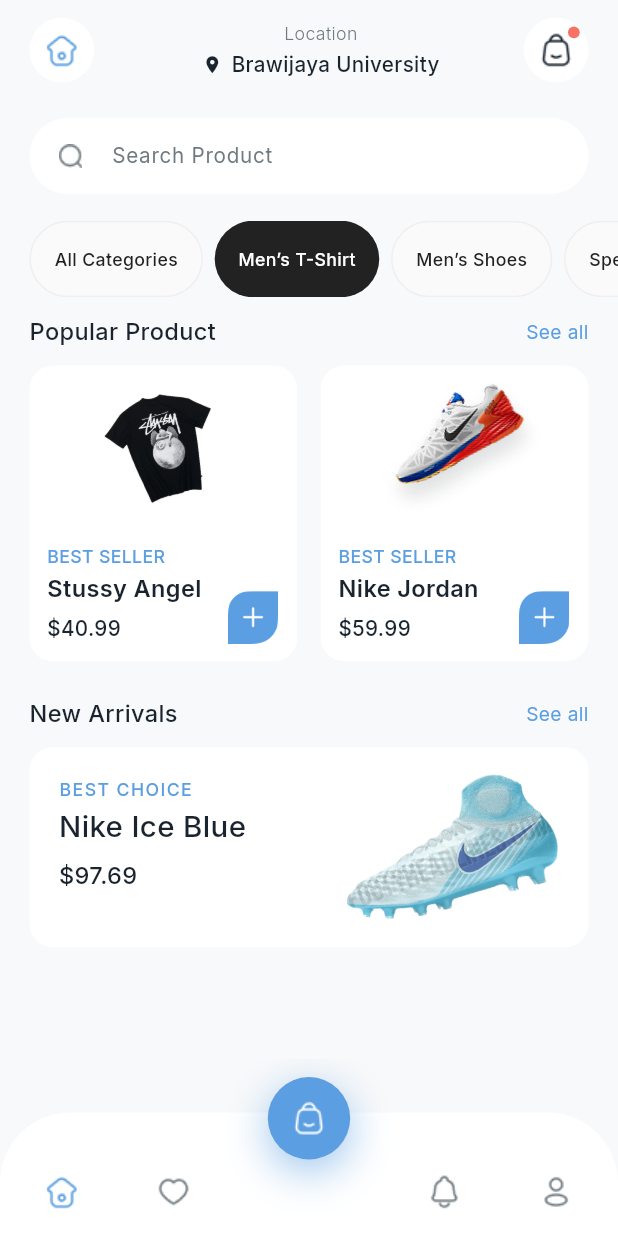
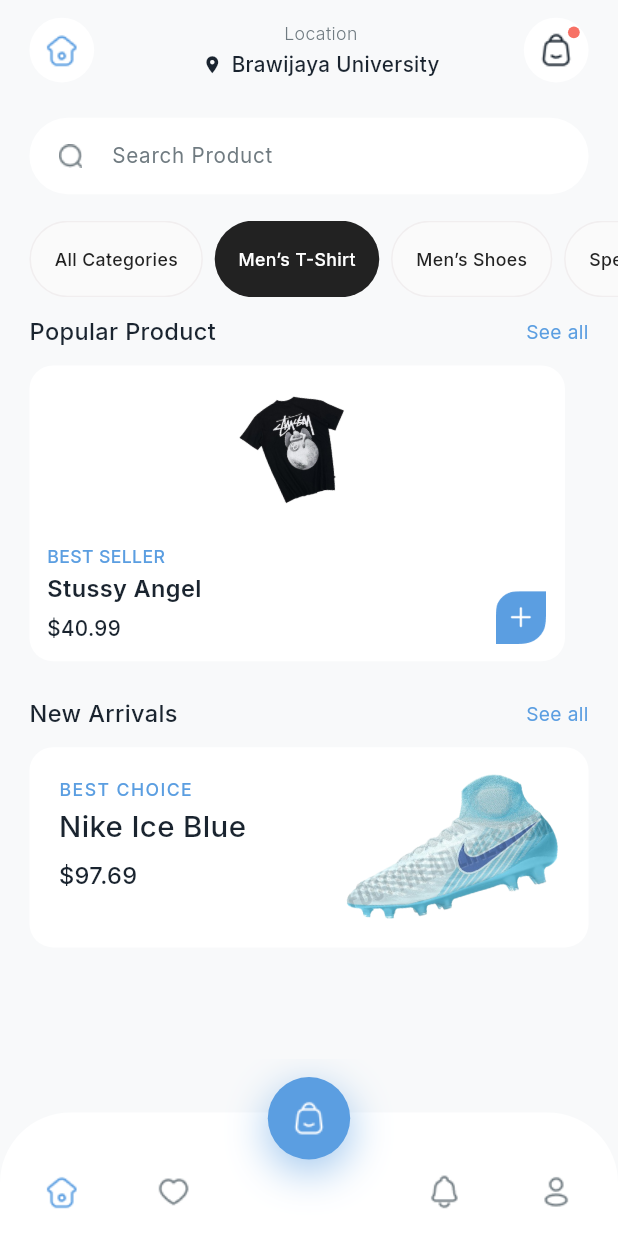
Before and after one commit to ucuypa/marketplace_app, a Flutter app: the HomePage screen opened directly, after a tap on "Men’s T-Shirt", on a phone screen of 412 x 824 dp. Run offline on Flutter 3.47's test engine with Material 3 defaults, Android fonts, the phone set to English and light mode, and no system bars; our stand-ins replace cloud_firestore, device_preview, firebase_auth, firebase_core, flutter_riverpod, google_fonts; accounts and stored records are empty.

Commit message:
PopularRow: use filteredPopular

```diff
--- a/lib/presentation/home/widgets/popular_row.dart
+++ b/lib/presentation/home/widgets/popular_row.dart
@@ -1,6 +1,8 @@
 import 'package:flutter/material.dart';
+import 'package:provider/provider.dart';
 import '../../shared/scale.dart';
 import '../../shared/ui_constants.dart';
+import '../controllers/home_controller.dart';
 import 'product_card.dart';
 
 class PopularRow extends StatelessWidget {
@@ -9,6 +11,8 @@ class PopularRow extends StatelessWidget {
   @override
   Widget build(BuildContext context) {
     final s = Scale.of(context).s;
+    final popular = context.watch<HomeController>().filteredPopular;
+
     return Column(
       children: [
         _sectionHeader(context, 'Popular Product'),
@@ -17,23 +21,17 @@ class PopularRow extends StatelessWidget {
           padding: EdgeInsets.symmetric(horizontal: dp(context, 20)),
           child: Row(
             children: [
-              ProductCard(
-                badge: 'BEST SELLER',
-                title: 'Stussy Angel',
-                price: '\$40.99',
-                image: 'assets/image/stussy.png',
-                onAdd: () {},
-                imageHeight: dp(context, 92),
-              ),
-              SizedBox(width: dp(context, 16)),
-              ProductCard(
-                badge: 'BEST SELLER',
-                title: 'Nike Jordan',
-                price: '\$59.99',
-                image: 'assets/image/shoes.png',
-                onAdd: () {},
-                imageHeight: dp(context, 92),
-              ),
+              for (final p in popular.take(2)) ...[
+                ProductCard(
+                  badge: p.badge,
+                  title: p.title,
+                  price: p.priceText,
+                  image: p.imageAsset,
+                  onAdd: () {},
+                  imageHeight: dp(context, 92 * s),
+                ),
+                SizedBox(width: dp(context, 16)),
+              ],
             ],
           ),
         ),
```
